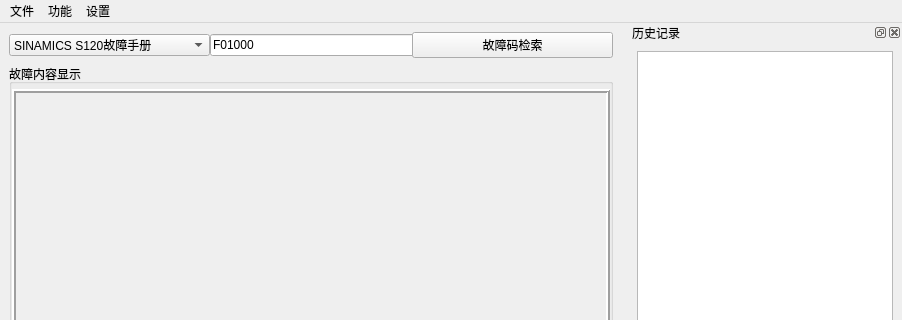
AngelButterfally/PDF, file Ui_PDF.ui: the form before one commit; both pictures show x 0 to 902 and y 0 to 320 of the 902 by 720 pixel window.
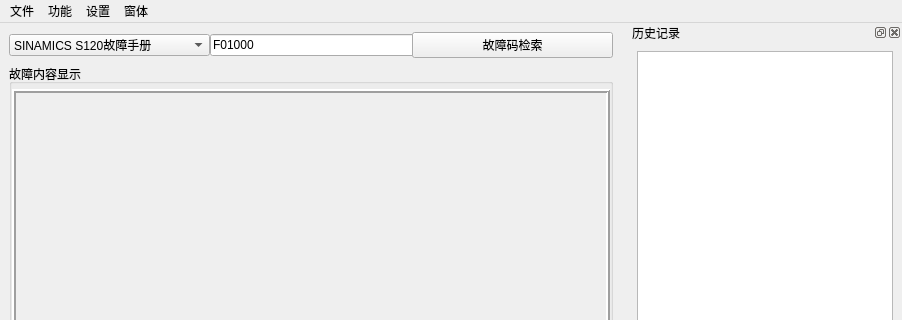
The form after the commit. Icons and pictures are not drawn.

Commit message: 界面V1.0.0

Patch:
```diff
--- a/Ui_PDF.ui
+++ b/Ui_PDF.ui
@@ -294,9 +294,16 @@
     <addaction name="menuloadProfile"/>
     <addaction name="actionFontSize"/>
    </widget>
+   <widget class="QMenu" name="menu_4">
+    <property name="title">
+     <string>窗体</string>
+    </property>
+    <addaction name="actionopenHistory"/>
+   </widget>
    <addaction name="menu"/>
    <addaction name="menu_2"/>
    <addaction name="menu_3"/>
+   <addaction name="menu_4"/>
   </widget>
   <widget class="QDockWidget" name="dockWidget_2">
    <property name="sizePolicy">
```
Left out of the diff: 7 changed lines with no effect on the pictures. The commit also changes 3 other files.
